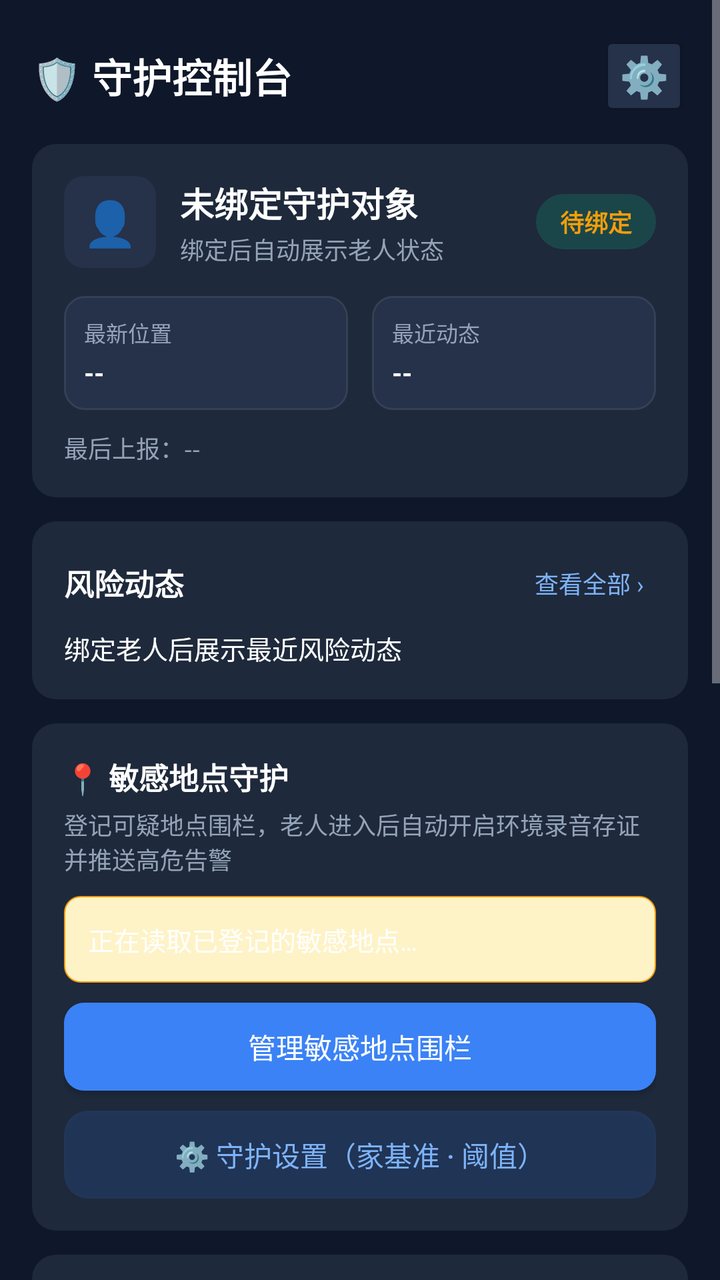
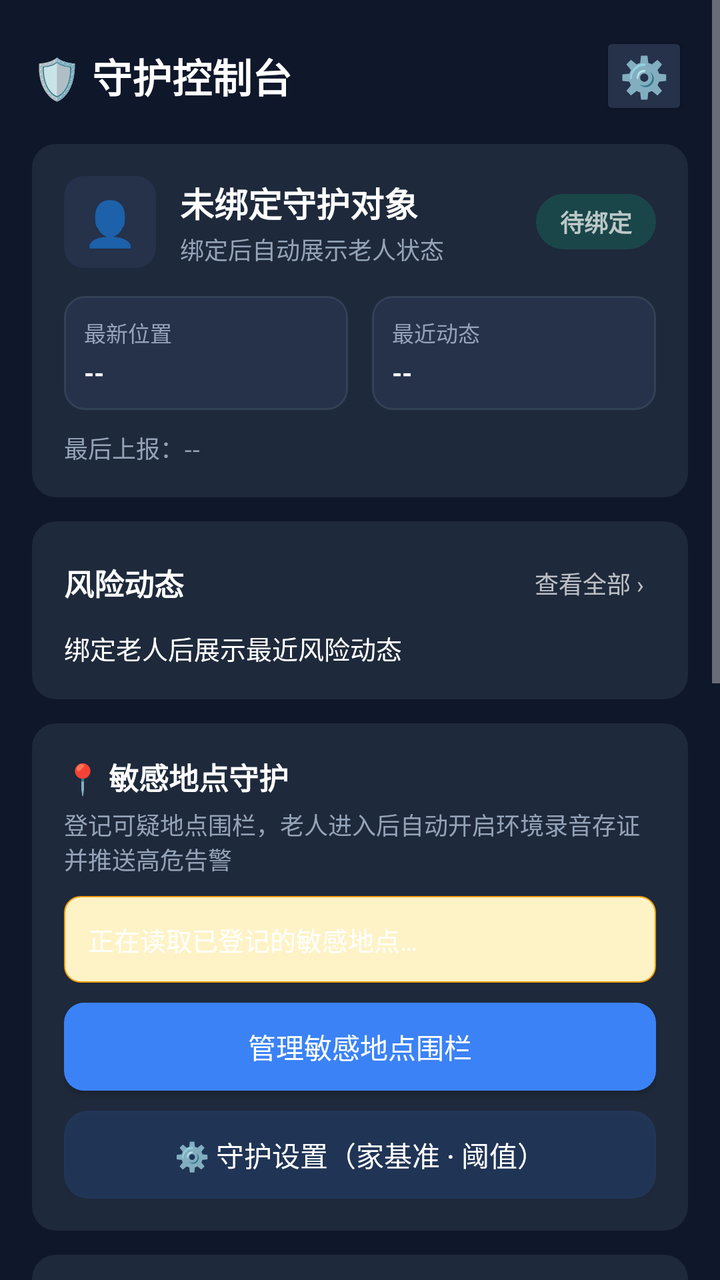

Two renders of the same Android screen: before a commit and after it. Below are the layout's source before the change and the commit's diff.
<!-- AndroidManifest.xml: application theme Theme.AntiFraudGuard -->
<!-- res/layout/fragment_family_dashboard.xml -->
<?xml version="1.0" encoding="utf-8"?>
<ScrollView xmlns:android="http://schemas.android.com/apk/res/android"
    xmlns:app="http://schemas.android.com/apk/res-auto"
    android:layout_width="match_parent"
    android:layout_height="match_parent"
    android:background="?attr/appBg">

    <LinearLayout
        android:layout_width="match_parent"
        android:layout_height="wrap_content"
        android:orientation="vertical"
        android:padding="16dp">

        
        <LinearLayout
            android:layout_width="match_parent"
            android:layout_height="wrap_content"
            android:orientation="horizontal"
            android:gravity="center_vertical">

            <TextView
                android:layout_width="0dp"
                android:layout_height="wrap_content"
                android:layout_weight="1"
                android:text="🛡️ 守护控制台"
                android:textColor="?attr/appText"
                android:textSize="20sp"
                android:textStyle="bold"
                android:singleLine="true"
                android:ellipsize="end" />

            <Button
                android:id="@+id/btn_app_settings"
                android:layout_width="44dp"
                android:layout_height="44dp"
                android:text="⚙️"
                android:textSize="20sp"
                android:textColor="?attr/appText"
                android:backgroundTint="?attr/appCardAlt"
                app:cornerRadius="12dp"
                android:minWidth="0dp"
                android:minHeight="0dp"
                android:padding="0dp"
                android:contentDescription="设置" />
        </LinearLayout>

        
        <LinearLayout
            android:id="@+id/ll_liveness_banner"
            android:layout_width="match_parent"
            android:layout_height="wrap_content"
            android:layout_marginTop="12dp"
            android:orientation="vertical"
            android:padding="14dp"
            android:visibility="gone"
            android:background="@drawable/bg_card">

            <TextView
                android:id="@+id/tv_liveness_title"
                android:layout_width="match_parent"
                android:layout_height="wrap_content"
                android:text="📴 老人已失联"
                android:textColor="#EF4444"
                android:textSize="17sp"
                android:textStyle="bold" />

            <TextView
                android:id="@+id/tv_liveness_body"
                android:layout_width="match_parent"
                android:layout_height="wrap_content"
                android:layout_marginTop="6dp"
                android:text=""
                android:textColor="?attr/appText"
                android:textSize="14sp"
                android:lineSpacingMultiplier="1.3" />

            <TextView
                android:id="@+id/btn_liveness_call"
                android:layout_width="match_parent"
                android:layout_height="46dp"
                android:layout_marginTop="10dp"
                android:gravity="center"
                android:text="📞 立即拨打我的手机号"
                android:textColor="#FFFFFF"
                android:textSize="15sp"
                android:textStyle="bold"
                android:backgroundTint="#DC2626" />
        </LinearLayout>

        
        <LinearLayout
            android:layout_width="match_parent"
            android:layout_height="wrap_content"
            android:layout_marginTop="12dp"
            android:background="@drawable/bg_card"
            android:orientation="vertical"
            android:padding="16dp">

            <LinearLayout
                android:layout_width="match_parent"
                android:layout_height="wrap_content"
                android:gravity="center_vertical"
                android:orientation="horizontal">

                <TextView
                    android:id="@+id/tv_hero_avatar"
                    android:layout_width="46dp"
                    android:layout_height="46dp"
                    android:gravity="center"
                    android:text="👤"
                    android:textSize="22sp"
                    android:background="@drawable/bg_icon_box" />

                <LinearLayout
                    android:layout_width="0dp"
                    android:layout_height="wrap_content"
                    android:layout_marginStart="12dp"
                    android:layout_weight="1"
                    android:orientation="vertical">

                    <TextView
                        android:id="@+id/tv_hero_name"
                        android:layout_width="match_parent"
                        android:layout_height="wrap_content"
                        android:text="未绑定守护对象"
                        android:textColor="?attr/appText"
                        android:textSize="17sp"
                        android:textStyle="bold"
                        android:maxLines="1"
                        android:ellipsize="end" />

                    <TextView
                        android:id="@+id/tv_hero_sub"
                        android:layout_width="match_parent"
                        android:layout_height="wrap_content"
                        android:layout_marginTop="2dp"
                        android:text="绑定后自动展示老人状态"
                        android:textColor="?attr/appTextDim"
                        android:textSize="12sp" />
                </LinearLayout>

                
                <TextView
                    android:id="@+id/tv_hero_status"
                    android:layout_width="wrap_content"
                    android:layout_height="wrap_content"
                    android:layout_marginStart="8dp"
                    android:background="@drawable/bg_pill_ok"
                    android:paddingHorizontal="12dp"
                    android:paddingVertical="5dp"
                    android:text="待绑定"
                    android:textColor="#F59E0B"
                    android:textSize="12sp"
                    android:textStyle="bold" />
            </LinearLayout>

            <LinearLayout
                android:layout_width="match_parent"
                android:layout_height="wrap_content"
                android:layout_marginTop="14dp"
                android:orientation="horizontal">

                <LinearLayout
                    android:layout_width="0dp"
                    android:layout_height="wrap_content"
                    android:layout_weight="1"
                    android:background="@drawable/bg_meta_box"
                    android:orientation="vertical"
                    android:padding="10dp"
                    android:layout_marginEnd="6dp">

                    <TextView
                        android:layout_width="wrap_content"
                        android:layout_height="wrap_content"
                        android:text="最新位置"
                        android:textColor="?attr/appTextDim"
                        android:textSize="11sp" />

                    <TextView
                        android:id="@+id/tv_hero_location"
                        android:layout_width="match_parent"
                        android:layout_height="wrap_content"
                        android:layout_marginTop="3dp"
                        android:text="--"
                        android:textColor="?attr/appText"
                        android:textSize="13sp"
                        android:textStyle="bold"
                        android:maxLines="1"
                        android:ellipsize="end" />
                </LinearLayout>

                <LinearLayout
                    android:layout_width="0dp"
                    android:layout_height="wrap_content"
                    android:layout_weight="1"
                    android:background="@drawable/bg_meta_box"
                    android:orientation="vertical"
                    android:padding="10dp"
                    android:layout_marginStart="6dp">

                    <TextView
                        android:layout_width="wrap_content"
                        android:layout_height="wrap_content"
                        android:text="最近动态"
                        android:textColor="?attr/appTextDim"
                        android:textSize="11sp" />

                    <TextView
                        android:id="@+id/tv_hero_risk"
                        android:layout_width="match_parent"
                        android:layout_height="wrap_content"
                        android:layout_marginTop="3dp"
                        android:text="--"
                        android:textColor="?attr/appText"
                        android:textSize="13sp"
                        android:textStyle="bold"
                        android:maxLines="1"
                        android:ellipsize="end" />
                </LinearLayout>
            </LinearLayout>

            
            <TextView
                android:id="@+id/tv_hero_last_seen"
                android:layout_width="match_parent"
                android:layout_height="wrap_content"
                android:layout_marginTop="10dp"
                android:text="最后上报：--"
                android:textColor="?attr/appTextDim"
                android:textSize="12sp" />
        </LinearLayout>

        
        <LinearLayout
            android:layout_width="match_parent"
            android:layout_height="wrap_content"
            android:layout_marginTop="12dp"
            android:background="@drawable/bg_card"
            android:orientation="vertical"
            android:padding="16dp">

            <LinearLayout
                android:layout_width="match_parent"
                android:layout_height="wrap_content"
                android:gravity="center_vertical"
                android:orientation="horizontal">

                <TextView
                    android:layout_width="0dp"
                    android:layout_height="wrap_content"
                    android:layout_weight="1"
                    android:text="风险动态"
                    android:textColor="?attr/appText"
                    android:textSize="15sp"
                    android:textStyle="bold" />

                <TextView
                    android:id="@+id/btn_view_alerts"
                    android:layout_width="wrap_content"
                    android:layout_height="wrap_content"
                    android:padding="6dp"
                    android:text="查看全部 ›"
                    android:textColor="#7EB3F8"
                    android:textSize="12sp" />
            </LinearLayout>

            <TextView
                android:id="@+id/tv_overview_events"
                android:layout_width="match_parent"
                android:layout_height="wrap_content"
                android:layout_marginTop="8dp"
                android:lineSpacingExtra="4dp"
                android:text="绑定老人后展示最近风险动态"
                android:textColor="?attr/appText"
                android:textSize="13sp" />

            
            <TextView
                android:id="@+id/tv_overview_location"
                android:layout_width="match_parent"
                android:layout_height="wrap_content"
                android:text="📍 最新位置：--"
                android:textColor="?attr/appText"
                android:textSize="13sp"
                android:visibility="gone" />
        </LinearLayout>

        
        <LinearLayout
            android:layout_width="match_parent"
            android:layout_height="wrap_content"
            android:layout_marginTop="12dp"
            android:background="@drawable/bg_card"
            android:orientation="vertical"
            android:padding="16dp">

            <TextView
                android:layout_width="wrap_content"
                android:layout_height="wrap_content"
                android:text="📍 敏感地点守护"
                android:textColor="?attr/appText"
                android:textSize="15sp"
                android:textStyle="bold" />

            <TextView
                android:layout_width="wrap_content"
                android:layout_height="wrap_content"
                android:layout_marginTop="4dp"
                android:text="登记可疑地点围栏，老人进入后自动开启环境录音存证并推送高危告警"
                android:textColor="?attr/appTextDim"
                android:textSize="12sp" />

            <TextView
                android:id="@+id/tv_geofence_summary"
                android:layout_width="match_parent"
                android:layout_height="wrap_content"
                android:layout_marginTop="10dp"
                android:background="@drawable/bg_geofence_summary"
                android:padding="12dp"
                android:text="正在读取已登记的敏感地点…"
                android:textColor="?attr/appText"
                android:textSize="13sp" />

            <Button
                android:id="@+id/btn_geofence"
                android:layout_width="match_parent"
                android:layout_height="44dp"
                android:layout_marginTop="10dp"
                android:background="@drawable/bg_btn_primary"
                android:text="管理敏感地点围栏"
                android:textColor="#FFFFFF"
                android:textSize="14sp" />

            
            <Button
                android:id="@+id/btn_guard_settings"
                android:layout_width="match_parent"
                android:layout_height="44dp"
                android:layout_marginTop="10dp"
                android:background="@drawable/bg_btn_tonal"
                android:text="⚙️ 守护设置（家基准 · 阈值）"
                android:textColor="#7EB3F8"
                android:textSize="14sp" />
        </LinearLayout>

        
        <LinearLayout
            android:layout_width="match_parent"
            android:layout_height="wrap_content"
            android:layout_marginTop="12dp"
            android:background="@drawable/bg_card"
            android:orientation="vertical"
            android:padding="16dp">

            <TextView
                android:layout_width="wrap_content"
                android:layout_height="wrap_content"
                android:text="🤖 AI 识诈"
                android:textColor="?attr/appText"
                android:textSize="15sp"
                android:textStyle="bold" />

            <TextView
                android:layout_width="wrap_content"
                android:layout_height="wrap_content"
                android:layout_marginTop="4dp"
                android:text="拍照或粘贴老人收到的可疑短信 / 宣传文案，AI 帮您鉴别"
                android:textColor="?attr/appTextDim"
                android:textSize="12sp" />

            <Button
                android:id="@+id/btn_ai_scan_entry"
                android:layout_width="match_parent"
                android:layout_height="44dp"
                android:layout_marginTop="10dp"
                android:background="@drawable/bg_btn_tonal"
                android:text="打开 AI 识诈（拍照 / 相册 / 文字）"
                android:textColor="#7EB3F8"
                android:textSize="14sp" />
        </LinearLayout>

        
        <LinearLayout
            android:layout_width="match_parent"
            android:layout_height="wrap_content"
            android:layout_marginTop="12dp"
            android:background="@drawable/bg_card"
            android:orientation="vertical"
            android:padding="16dp">

            <TextView
                android:layout_width="wrap_content"
                android:layout_height="wrap_content"
                android:text="账号与绑定"
                android:textColor="?attr/appText"
                android:textSize="15sp"
                android:textStyle="bold" />

            
            <LinearLayout
                android:id="@+id/ll_my_mobile"
                android:layout_width="match_parent"
                android:layout_height="wrap_content"
                android:layout_marginTop="4dp"
                android:background="?android:attr/selectableItemBackground"
                android:gravity="center_vertical"
                android:orientation="horizontal"
                android:paddingVertical="12dp">

                <TextView
                    android:layout_width="34dp"
                    android:layout_height="34dp"
                    android:gravity="center"
                    android:text="📞"
                    android:textSize="15sp"
                    android:background="@drawable/bg_icon_box" />

                <LinearLayout
                    android:layout_width="0dp"
                    android:layout_height="wrap_content"
                    android:layout_marginStart="12dp"
                    android:layout_weight="1"
                    android:orientation="vertical">

                    <TextView
                        android:id="@+id/tv_my_mobile_title"
                        android:layout_width="match_parent"
                        android:layout_height="wrap_content"
                        android:text="紧急联络手机号"
                        android:textColor="?attr/appText"
                        android:textSize="14sp"
                        android:textStyle="bold" />

                    <TextView
                        android:id="@+id/tv_my_mobile_hint"
                        android:layout_width="match_parent"
                        android:layout_height="wrap_content"
                        android:layout_marginTop="1dp"
                        android:text="老人端紧急警报将拨打此号"
                        android:textColor="?attr/appTextDim"
                        android:textSize="12sp" />
                </LinearLayout>

                <TextView
                    android:id="@+id/tv_my_mobile_value"
                    android:layout_width="wrap_content"
                    android:layout_height="wrap_content"
                    android:layout_marginStart="8dp"
                    android:text="未填写"
                    android:textColor="#F59E0B"
                    android:textSize="13sp" />

                <TextView
                    android:layout_width="wrap_content"
                    android:layout_height="wrap_content"
                    android:layout_marginStart="6dp"
                    android:text="›"
                    android:textColor="?attr/appTextDim"
                    android:textSize="14sp" />
            </LinearLayout>

            
            <LinearLayout
                android:id="@+id/ll_mobile_missing"
                android:layout_width="match_parent"
                android:layout_height="wrap_content"
                android:layout_marginBottom="8dp"
                android:background="?attr/appWarnBgSoft"
                android:orientation="vertical"
                android:padding="12dp"
                android:visibility="gone">

                <TextView
                    android:layout_width="match_parent"
                    android:layout_height="wrap_content"
                    android:text="⚠️ 尚未完善你的手机号"
                    android:textColor="?attr/appWarnTextStrong"
                    android:textSize="13sp"
                    android:textStyle="bold" />

                <TextView
                    android:layout_width="match_parent"
                    android:layout_height="wrap_content"
                    android:layout_marginTop="4dp"
                    android:text="老人端紧急警报需要用它才能一键拨给你核实，没填等于功能失效。"
                    android:textColor="?attr/appWarnTextDim"
                    android:textSize="12sp" />
            </LinearLayout>

            <View
                android:layout_width="match_parent"
                android:layout_height="1dp"
                android:background="?attr/appDivider" />

            
            <LinearLayout
                android:layout_width="match_parent"
                android:layout_height="wrap_content"
                android:gravity="center_vertical"
                android:orientation="horizontal"
                android:paddingVertical="12dp">

                <TextView
                    android:layout_width="34dp"
                    android:layout_height="34dp"
                    android:gravity="center"
                    android:text="🔗"
                    android:textSize="15sp"
                    android:background="@drawable/bg_icon_box" />

                <LinearLayout
                    android:layout_width="0dp"
                    android:layout_height="wrap_content"
                    android:layout_marginStart="12dp"
                    android:layout_weight="1"
                    android:orientation="vertical">

                    <TextView
                        android:layout_width="match_parent"
                        android:layout_height="wrap_content"
                        android:text="绑定守护对象"
                        android:textColor="?attr/appText"
                        android:textSize="14sp"
                        android:textStyle="bold" />

                    <TextView
                        android:id="@+id/tv_bind_status"
                        android:layout_width="match_parent"
                        android:layout_height="wrap_content"
                        android:layout_marginTop="1dp"
                        android:text="尚未绑定"
                        android:textColor="#F59E0B"
                        android:textSize="12sp" />
                </LinearLayout>

                
                <TextView
                    android:id="@+id/btn_unbind"
                    android:layout_width="wrap_content"
                    android:layout_height="wrap_content"
                    android:layout_marginStart="8dp"
                    android:background="?android:attr/selectableItemBackground"
                    android:padding="10dp"
                    android:text="解除"
                    android:textColor="#EF4444"
                    android:textSize="13sp"
                    android:visibility="gone" />
            </LinearLayout>

            
            <LinearLayout
                android:id="@+id/ll_bind_input"
                android:layout_width="match_parent"
                android:layout_height="wrap_content"
                android:orientation="vertical">

                <EditText
                    android:id="@+id/et_bind_code"
                    android:layout_width="match_parent"
                    android:layout_height="46dp"
                    android:background="@drawable/bg_input"
                    android:hint="输入老人端 6 位绑定码"
                    android:textColor="?attr/appText"
                    android:textColorHint="#94A3B8"
                    android:inputType="number"
                    android:maxLength="6"
                    android:paddingHorizontal="12dp"
                    android:textSize="14sp" />

                <Button
                    android:id="@+id/btn_bind"
                    android:layout_width="match_parent"
                    android:layout_height="44dp"
                    android:layout_marginTop="10dp"
                    android:background="@drawable/bg_btn_primary"
                    android:text="绑定"
                    android:textColor="#FFFFFF"
                    android:textSize="14sp" />
            </LinearLayout>
        </LinearLayout>

        
        <TextView
            android:id="@+id/btn_switch_role"
            android:layout_width="match_parent"
            android:layout_height="44dp"
            android:layout_marginTop="8dp"
            android:gravity="center"
            android:text="切换角色（守护人 / 老人）"
            android:textColor="?attr/appTextDim"
            android:textSize="13sp" />

        <TextView
            android:id="@+id/btn_logout"
            android:layout_width="match_parent"
            android:layout_height="44dp"
            android:layout_marginBottom="16dp"
            android:gravity="center"
            android:text="退出登录"
            android:textColor="#EF4444"
            android:textSize="13sp"
            android:alpha="0.85" />

    </LinearLayout>
</ScrollView>
<!-- resources referenced by this layout -->
<resources>
  <!-- drawable bg_btn_primary (drawable) -->
  <?xml version="1.0" encoding="utf-8"?>
  <shape xmlns:android="http://schemas.android.com/apk/res/android" android:shape="rectangle">
      <solid android:color="#3B82F6" />
      <corners android:radius="10dp" />
  </shape>
  <!-- drawable bg_btn_tonal (drawable) -->
  <?xml version="1.0" encoding="utf-8"?>
  <shape xmlns:android="http://schemas.android.com/apk/res/android" android:shape="rectangle">
      <solid android:color="#263B82F6" />
      <corners android:radius="12dp" />
  </shape>
  <!-- drawable bg_card (drawable) -->
  <?xml version="1.0" encoding="utf-8"?>
  <shape xmlns:android="http://schemas.android.com/apk/res/android" android:shape="rectangle">
      <solid android:color="?attr/appCard" />
      <corners android:radius="12dp" />
  </shape>
  <!-- drawable bg_geofence_summary (drawable) -->
  <?xml version="1.0" encoding="utf-8"?>
  <shape xmlns:android="http://schemas.android.com/apk/res/android"
      android:shape="rectangle">
      <solid android:color="#FEF3C7" />
      <corners android:radius="8dp" />
      <stroke
          android:width="0.5dp"
          android:color="#F59E0B" />
  </shape>
  <!-- drawable bg_icon_box (drawable) -->
  <?xml version="1.0" encoding="utf-8"?>
  <shape xmlns:android="http://schemas.android.com/apk/res/android" android:shape="rectangle">
      <solid android:color="?attr/appCardAlt" />
      <corners android:radius="10dp" />
  </shape>
  <!-- drawable bg_input (drawable) -->
  <?xml version="1.0" encoding="utf-8"?>
  <shape xmlns:android="http://schemas.android.com/apk/res/android" android:shape="rectangle">
      <solid android:color="?attr/appInputBg" />
      <corners android:radius="10dp" />
      <stroke android:width="1dp" android:color="#CBD5E1" />
  </shape>
  <!-- drawable bg_meta_box (drawable) -->
  <?xml version="1.0" encoding="utf-8"?>
  <shape xmlns:android="http://schemas.android.com/apk/res/android" android:shape="rectangle">
      <solid android:color="?attr/appCardAlt" />
      <stroke android:width="1dp" android:color="?attr/appDivider" />
      <corners android:radius="10dp" />
  </shape>
  <!-- drawable bg_pill_ok (drawable) -->
  <?xml version="1.0" encoding="utf-8"?>
  <shape xmlns:android="http://schemas.android.com/apk/res/android" android:shape="rectangle">
      <solid android:color="#3310B981" />
      <corners android:radius="999dp" />
  </shape>
  <color name="blue_500">#3B82F6</color>
  <color name="blue_700">#1D4ED8</color>
  <color name="white">#FFFFFFFF</color>
  <color name="emerald_500">#10B981</color>
  <color name="emerald_700">#047857</color>
  <!-- unchanged entries left out for length: 1 -->
</resources>

<!-- the commit's change to res/layout/fragment_family_dashboard.xml (unified diff, before → after) -->
@@ -80,11 +80,11 @@
                 android:layout_height="46dp"
                 android:layout_marginTop="10dp"
                 android:gravity="center"
-                android:text="📞 立即拨打我的手机号"
+                android:text="📞 立即拨打老人手机"
                 android:textColor="#FFFFFF"
                 android:textSize="15sp"
                 android:textStyle="bold"
-                android:backgroundTint="#DC2626" />
+                android:background="@drawable/bg_btn_danger" />
         </LinearLayout>
 
         
@@ -149,7 +149,7 @@
                     android:paddingHorizontal="12dp"
                     android:paddingVertical="5dp"
                     android:text="待绑定"
-                    android:textColor="#F59E0B"
+                    android:textColor="@color/c_accent_amber"
                     android:textSize="12sp"
                     android:textStyle="bold" />
             </LinearLayout>
@@ -260,7 +260,7 @@
                     android:layout_height="wrap_content"
                     android:padding="6dp"
                     android:text="查看全部 ›"
-                    android:textColor="#7EB3F8"
+                    android:textColor="@color/c_accent_blue"
                     android:textSize="12sp" />
             </LinearLayout>
 
@@ -339,7 +339,7 @@
                 android:layout_marginTop="10dp"
                 android:background="@drawable/bg_btn_tonal"
                 android:text="⚙️ 守护设置（家基准 · 阈值）"
-                android:textColor="#7EB3F8"
+                android:textColor="@color/c_accent_blue"
                 android:textSize="14sp" />
         </LinearLayout>
 
@@ -375,7 +375,7 @@
                 android:layout_marginTop="10dp"
                 android:background="@drawable/bg_btn_tonal"
                 android:text="打开 AI 识诈（拍照 / 相册 / 文字）"
-                android:textColor="#7EB3F8"
+                android:textColor="@color/c_accent_blue"
                 android:textSize="14sp" />
         </LinearLayout>
 
@@ -447,7 +447,7 @@
                     android:layout_height="wrap_content"
                     android:layout_marginStart="8dp"
                     android:text="未填写"
-                    android:textColor="#F59E0B"
+                    android:textColor="@color/c_accent_amber"
                     android:textSize="13sp" />
 
                 <TextView
@@ -529,7 +529,7 @@
                         android:layout_height="wrap_content"
                         android:layout_marginTop="1dp"
                         android:text="尚未绑定"
-                        android:textColor="#F59E0B"
+                        android:textColor="@color/c_accent_amber"
                         android:textSize="12sp" />
                 </LinearLayout>
 
<!-- resource entries referenced after the edit -->
@@ -1,5 +1,11 @@
 <!-- resources referenced by this layout -->
 <resources>
+  <!-- drawable bg_btn_danger (drawable) -->
+  <?xml version="1.0" encoding="utf-8"?>
+  <shape xmlns:android="http://schemas.android.com/apk/res/android" android:shape="rectangle">
+      <solid android:color="#EF4444" />
+      <corners android:radius="10dp" />
+  </shape>
   <!-- drawable bg_btn_primary (drawable) -->
   <?xml version="1.0" encoding="utf-8"?>
   <shape xmlns:android="http://schemas.android.com/apk/res/android" android:shape="rectangle">
